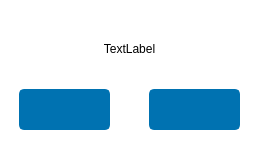
The window that gui/dialog.ui (truongkhoa1799/E-Healthcare-System) describes before a commit, drawn with Qt 5.
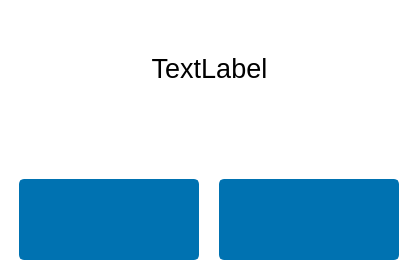
The same window after the commit. Icons and pictures are not drawn.

What changed in the file:
```diff
--- a/gui/dialog.ui
+++ b/gui/dialog.ui
@@ -6,8 +6,8 @@
    <rect>
     <x>0</x>
     <y>0</y>
-    <width>260</width>
-    <height>160</height>
+    <width>420</width>
+    <height>280</height>
    </rect>
   </property>
   <property name="windowTitle">
@@ -21,8 +21,8 @@
     <rect>
      <x>-1</x>
      <y>-1</y>
-     <width>260</width>
-     <height>160</height>
+     <width>421</width>
+     <height>281</height>
     </rect>
    </property>
    <property name="styleSheet">
@@ -32,18 +32,18 @@
     <property name="geometry">
      <rect>
       <x>0</x>
-      <y>80</y>
-      <width>260</width>
-      <height>71</height>
+      <y>170</y>
+      <width>421</width>
+      <height>111</height>
      </rect>
     </property>
     <widget class="QPushButton" name="accept_exist">
      <property name="geometry">
       <rect>
-       <x>150</x>
+       <x>220</x>
        <y>10</y>
-       <width>91</width>
-       <height>41</height>
+       <width>180</width>
+       <height>81</height>
       </rect>
      </property>
      <property name="styleSheet">
@@ -83,8 +83,8 @@
       <rect>
        <x>20</x>
        <y>10</y>
-       <width>91</width>
-       <height>41</height>
+       <width>180</width>
+       <height>81</height>
       </rect>
      </property>
      <property name="styleSheet">
@@ -125,10 +125,15 @@
      <rect>
       <x>0</x>
       <y>29</y>
-      <width>261</width>
-      <height>41</height>
+      <width>421</width>
+      <height>81</height>
      </rect>
     </property>
+    <property name="font">
+     <font>
+      <pointsize>20</pointsize>
+     </font>
+    </property>
     <property name="styleSheet">
      <string notr="true">color: rgb(0, 0, 0);</string>
     </property>
```
